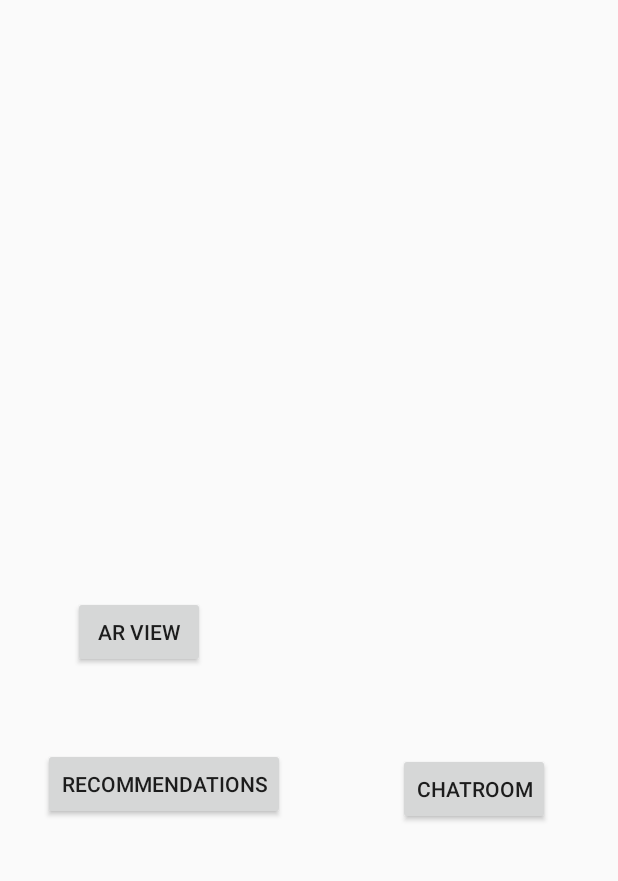
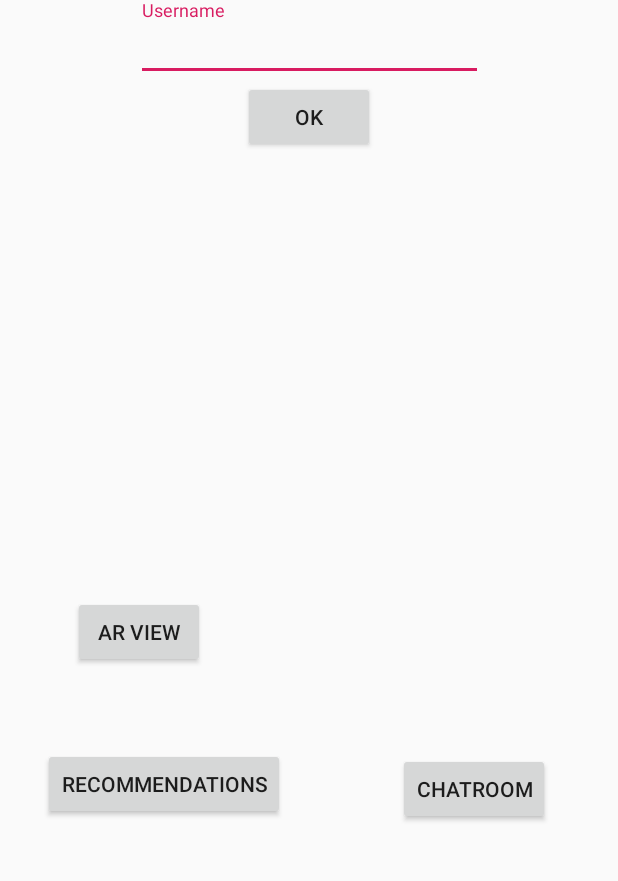
Before and after one commit to joshdefreitas/Poster-Go, an Android app: the screen it shows after launch (MainActivity), on a phone screen of 412 x 824 dp, the part 321-1202 px from its top. Run offline under Robolectric (Android 15) with nearby library versions, the phone set to English and light mode, and no system bars.

Commit message:
record history and like, input username

```diff
--- a/app/src/main/java/com/example/postergo/GlobalVariables.java
+++ b/app/src/main/java/com/example/postergo/GlobalVariables.java
@@ -2,4 +2,5 @@ package com.example.postergo;
 
 public class GlobalVariables {
     public static int time = 0;
+    public static String user_name = "";
 }
--- a/app/src/main/res/layout/activity_main.xml
+++ b/app/src/main/res/layout/activity_main.xml
@@ -7,6 +7,7 @@
     tools:context=".MainActivity">
 
     <TextView
+        android:id="@+id/textView3"
         android:layout_width="136dp"
         android:layout_height="78dp"
         android:gravity="center_horizontal|center_vertical"
@@ -61,4 +62,38 @@
         app:layout_constraintTop_toTopOf="parent"
         app:layout_constraintVertical_bias="0.771" />
 
+    <com.google.android.material.textfield.TextInputLayout
+        android:id="@+id/username_in_layout"
+        android:layout_width="231dp"
+        android:layout_height="54dp"
+        app:layout_constraintEnd_toEndOf="parent"
+        app:layout_constraintStart_toStartOf="parent"
+        app:layout_constraintTop_toBottomOf="@+id/textView3">
+
+        <com.google.android.material.textfield.TextInputEditText
+            android:id="@+id/username_input"
+            android:layout_width="match_parent"
+            android:layout_height="wrap_content"
+            android:hint="Username" />
+    </com.google.android.material.textfield.TextInputLayout>
+
+    <Button
+        android:id="@+id/username_ok"
+        android:layout_width="wrap_content"
+        android:layout_height="wrap_content"
+        android:onClick="getUserName"
+        android:text="@android:string/ok"
+        app:layout_constraintEnd_toEndOf="parent"
+        app:layout_constraintStart_toStartOf="parent"
+        app:layout_constraintTop_toBottomOf="@+id/username_in_layout" />
+
+    <TextView
+        android:id="@+id/username_prompt"
+        android:layout_width="wrap_content"
+        android:layout_height="wrap_content"
+        app:layout_constraintEnd_toEndOf="parent"
+        app:layout_constraintHorizontal_bias="0.498"
+        app:layout_constraintStart_toStartOf="parent"
+        app:layout_constraintTop_toBottomOf="@+id/username_ok" />
+
 </androidx.constraintlayout.widget.ConstraintLayout>
```
Also changed, not shown: app/src/main/java/com/example/postergo/MainActivity.java (+14 -0 lines), app/src/main/java/com/example/postergo/PosterContentLoader.java (+22 -5 lines).
